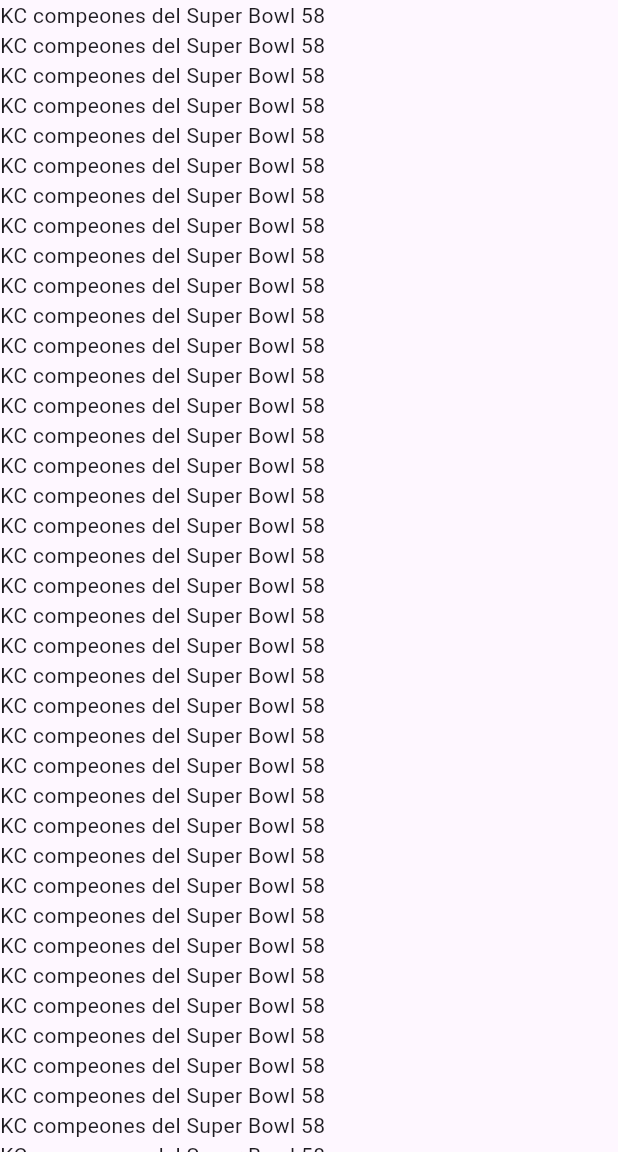
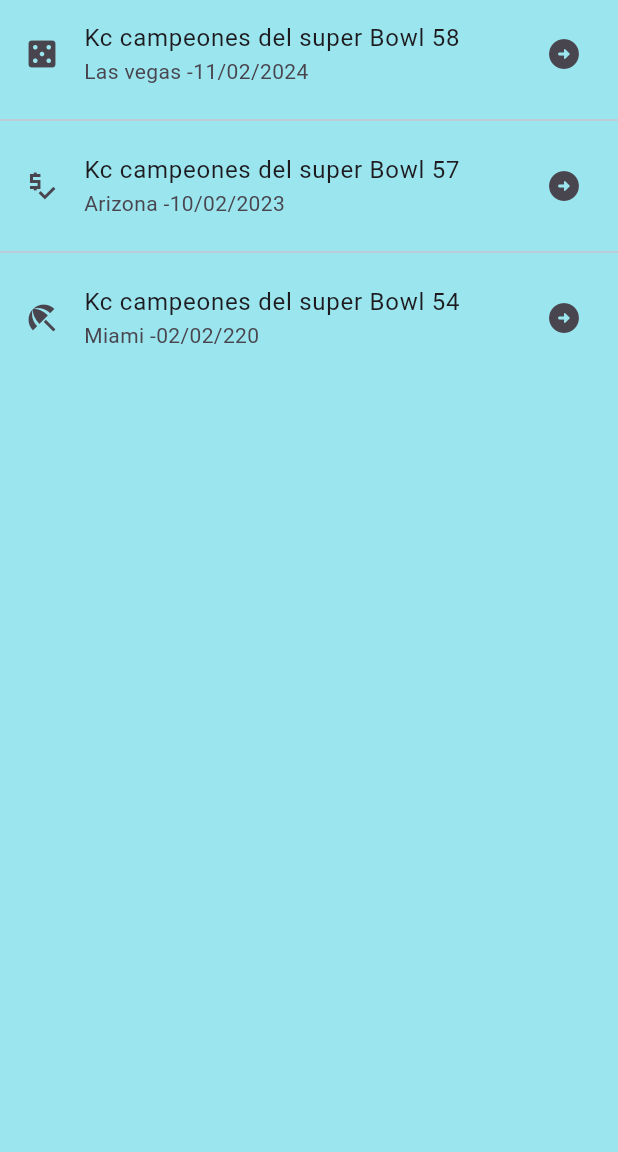
Before and after one commit to imanol0512/componentes_flutter, a Flutter app: the screen it shows after launch, on a phone screen of 412 x 824 dp, the part 84-1236 px from its top. Run offline on Flutter 3.47's test engine with Material 3 defaults, Android fonts, the phone set to English and light mode, and no system bars.

Commit message:
Refactoring and creation of AppTheme

```diff
--- /dev/null
+++ b/lib/Screens/home_screen.dart
@@ -0,0 +1,38 @@
+import 'package:flutter/material.dart';
+
+class HomeScreen extends StatelessWidget {
+  const HomeScreen({super.key});
+
+  @override
+  Widget build(BuildContext context) {
+    return Scaffold(
+      appBar: AppBar(
+        title: const Text('Componentes de flutter'),
+      ),
+      body: ListView(
+        children: const <Widget>[
+          ListTile(
+            title: Text('Kc campeones del super Bowl 58'),
+            subtitle: Text('Las vegas -11/02/2024'),
+            leading: Icon(Icons.casino),
+            trailing: Icon(Icons.arrow_circle_right_rounded),
+          ),
+          Divider(),
+          ListTile(
+            title: Text('Kc campeones del super Bowl 57'),
+            subtitle: Text('Arizona -10/02/2023'),
+            leading: Icon(Icons.price_check_sharp),
+            trailing: Icon(Icons.arrow_circle_right_rounded),
+          ),
+          Divider(),
+          ListTile(
+            title: Text('Kc campeones del super Bowl 54'),
+            subtitle: Text('Miami -02/02/220'),
+            leading: Icon(Icons.beach_access),
+            trailing: Icon(Icons.arrow_circle_right_rounded),
+          ),
+        ],
+      ),
+    );
+  }
+}
--- a/lib/home_screen.dart
+++ /dev/null
@@ -1,124 +0,0 @@
-import 'package:flutter/material.dart';
-
-class HomeScreen extends StatelessWidget {
-  const HomeScreen({super.key});
-
-  @override
-  Widget build(BuildContext context) {
-    return Scaffold(
-      appBar: AppBar(
-        title: const Text('Componentes de flutter'),
-      ),
-      body: ListView(
-        children: const [
-          Text('KC compeones del Super Bowl 58'),
-          Text('KC compeones del Super Bowl 58'),
-          Text('KC compeones del Super Bowl 58'),
-          Text('KC compeones del Super Bowl 58'),
-          Text('KC compeones del Super Bowl 58'),
-          Text('KC compeones del Super Bowl 58'),
-          Text('KC compeones del Super Bowl 58'),
-          Text('KC compeones del Super Bowl 58'),
-          Text('KC compeones del Super Bowl 58'),
-          Text('KC compeones del Super Bowl 58'),
-          Text('KC compeones del Super Bowl 58'),
-          Text('KC compeones del Super Bowl 58'),
-          Text('KC compeones del Super Bowl 58'),
-          Text('KC compeones del Super Bowl 58'),
-          Text('KC compeones del Super Bowl 58'),
-          Text('KC compeones del Super Bowl 58'),
-          Text('KC compeones del Super Bowl 58'),
-          Text('KC compeones del Super Bowl 58'),
-          Text('KC compeones del Super Bowl 58'),
-          Text('KC compeones del Super Bowl 58'),
-          Text('KC compeones del Super Bowl 58'),
-          Text('KC compeones del Super Bowl 58'),
-          Text('KC compeones del Super Bowl 58'),
-          Text('KC compeones del Super Bowl 58'),
-          Text('KC compeones del Super Bowl 58'),
-          Text('KC compeones del Super Bowl 58'),
-          Text('KC compeones del Super Bowl 58'),
-          Text('KC compeones del Super Bowl 58'),
-          Text('KC compeones del Super Bowl 58'),
-          Text('KC compeones del Super Bowl 58'),
-          Text('KC compeones del Super Bowl 58'),
-          Text('KC compeones del Super Bowl 58'),
-          Text('KC compeones del Super Bowl 58'),
-          Text('KC compeones del Super Bowl 58'),
-          Text('KC compeones del Super Bowl 58'),
-          Text('KC compeones del Super Bowl 58'),
-          Text('KC compeones del Super Bowl 58'),
-          Text('KC compeones del Super Bowl 58'),
-          Text('KC compeones del Super Bowl 58'),
-          Text('KC compeones del Super Bowl 58'),
-          Text('KC compeones del Super Bowl 58'),
-          Text('KC compeones del Super Bowl 58'),
-          Text('KC compeones del Super Bowl 58'),
-          Text('KC compeones del Super Bowl 58'),
-          Text('KC compeones del Super Bowl 58'),
-          Text('KC compeones del Super Bowl 58'),
-          Text('KC compeones del Super Bowl 58'),
-          Text('KC compeones del Super Bowl 58'),
-          Text('KC compeones del Super Bowl 58'),
-          Text('KC compeones del Super Bowl 58'),
-          Text('KC compeones del Super Bowl 58'),
-          Text('KC compeones del Super Bowl 58'),
-          Text('KC compeones del Super Bowl 58'),
-          Text('KC compeones del Super Bowl 58'),
-          Text('KC compeones del Super Bowl 58'),
-          Text('KC compeones del Super Bowl 58'),
-          Text('KC compeones del Super Bowl 58'),
-          Text('KC compeones del Super Bowl 58'),
-          Text('KC compeones del Super Bowl 58'),
-          Text('KC compeones del Super Bowl 58'),
-          Text('KC compeones del Super Bowl 58'),
-          Text('KC compeones del Super Bowl 58'),
-          Text('KC compeones del Super Bowl 58'),
-          Text('KC compeones del Super Bowl 58'),
-          Text('KC compeones del Super Bowl 58'),
-          Text('KC compeones del Super Bowl 58'),
-          Text('KC compeones del Super Bowl 58'),
-          Text('KC compeones del Super Bowl 58'),
-          Text('KC compeones del Super Bowl 58'),
-          Text('KC compeones del Super Bowl 58'),
-          Text('KC compeones del Super Bowl 58'),
-          Text('KC compeones del Super Bowl 58'),
-          Text('KC compeones del Super Bowl 58'),
-          Text('KC compeones del Super Bowl 58'),
-          Text('KC compeones del Super Bowl 58'),
-          Text('KC compeones del Super Bowl 58'),
-          Text('KC compeones del Super Bowl 58'),
-          Text('KC compeones del Super Bowl 58'),
-          Text('KC compeones del Super Bowl 58'),
-          Text('KC compeones del Super Bowl 58'),
-          Text('KC compeones del Super Bowl 58'),
-          Text('KC compeones del Super Bowl 58'),
-          Text('KC compeones del Super Bowl 58'),
-          Text('KC compeones del Super Bowl 58'),
-          Text('KC compeones del Super Bowl 58'),
-          Text('KC compeones del Super Bowl 58'),
-          Text('KC compeones del Super Bowl 58'),
-          Text('KC compeones del Super Bowl 58'),
-          Text('KC compeones del Super Bowl 58'),
-          Text('KC compeones del Super Bowl 58'),
-          Text('KC compeones del Super Bowl 58'),
-          Text('KC compeones del Super Bowl 58'),
-          Text('KC compeones del Super Bowl 58'),
-          Text('KC compeones del Super Bowl 58'),
-          Text('KC compeones del Super Bowl 58'),
-          Text('KC compeones del Super Bowl 58'),
-          Text('KC compeones del Super Bowl 58'),
-          Text('KC compeones del Super Bowl 58'),
-          Text('KC compeones del Super Bowl 58'),
-          Text('KC compeones del Super Bowl 58'),
-          Text('KC compeones del Super Bowl 58'),
-          Text('KC compeones del Super Bowl 58'),
-          Text('KC compeones del Super Bowl 58'),
-          Text('KC compeones del Super Bowl 58'),
-          Text('KC compeones del Super Bowl 58'),
-          Text('KC compeones del Super Bowl 58'),
-        ],
-      ),
-    );
-  }
-}
--- a/lib/main_app.dart
+++ b/lib/main_app.dart
@@ -1,14 +1,16 @@
 import 'package:flutter/material.dart';
-import 'package:practica3/home_screen.dart';
+import 'package:practica3/Screens/home_screen.dart';
+import 'package:practica3/theme/app_theme.dart';
 
 class MainApp extends StatelessWidget {
   const MainApp({super.key});
 
   @override
   Widget build(BuildContext context) {
-    return const MaterialApp(
+    return MaterialApp(
       debugShowCheckedModeBanner: false,
-      home: HomeScreen(),
+      home: const HomeScreen(),
+      theme: AppTheme.lightTheme,
     );
   }
 }
--- /dev/null
+++ b/lib/theme/app_theme.dart
@@ -0,0 +1,15 @@
+//Definicion de los temas de estilo de lapp
+import 'package:flutter/material.dart';
+
+class AppTheme {
+  //constante de color primario
+  static const primaryColor = Color.fromARGB(246, 255, 255, 255);
+  //constante de color de fondo
+  static const backColor = Color.fromARGB(246, 151, 229, 237);
+  //constante de temas
+  static final ThemeData lightTheme = ThemeData.light().copyWith(
+      scaffoldBackgroundColor: backColor,
+      appBarTheme: const AppBarTheme(
+        color: primaryColor,
+      ));
+}
```
